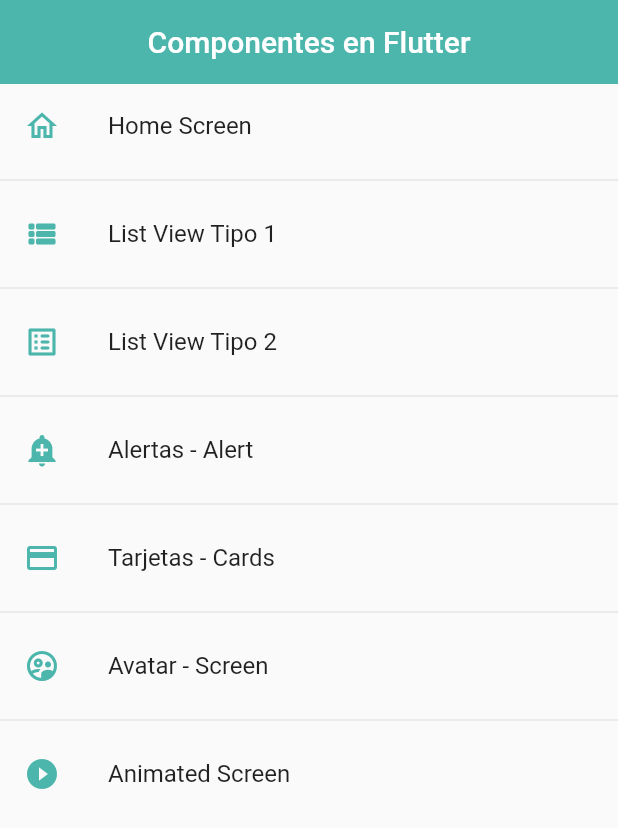
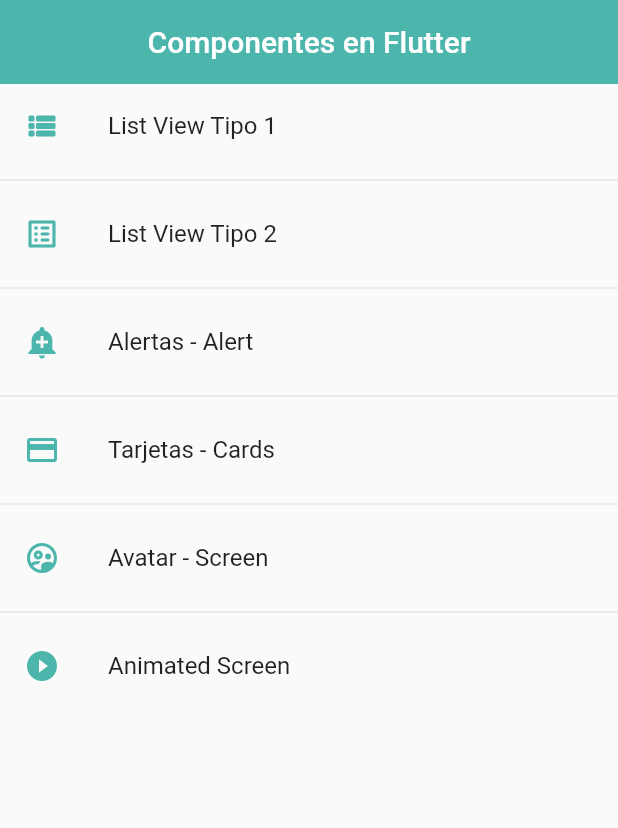
Before and after one commit to rubensf27/formacion_flutter, a Flutter app: the screen it shows after launch, on a phone screen of 412 x 824 dp. Shown: the top 828 px of the screen. Run offline on Flutter 3.47's test engine with Material 2 defaults, Android fonts, the phone set to English and light mode, and no system bars.

Commit message:
Cambiamos el contenedor Container por un contenedor animado AnimatedContainer, añadiendo la propiedad duration con una duración para la transición, y la propiedad curve para añadirle un efecto de como empieza y/o termina; también quitamos del listado del Home Screen el item para ir de nuevo a Home Screen

```diff
--- a/lib/router/app_routes.dart
+++ b/lib/router/app_routes.dart
@@ -5,11 +5,6 @@ class AppRoutes {
   static const initialRoute = 'home';
   static final menuOptions = <MenuOption>[
     // TODO: borrar home
-    MenuOption(
-        route: 'home',
-        icon: Icons.home_outlined,
-        name: 'Home Screen',
-        screen: const HomeScreen()),
     MenuOption(
         route: 'listview1',
         icon: Icons.view_list_rounded,
@@ -52,6 +47,7 @@ class AppRoutes {
 
   static Map<String, Widget Function(BuildContext)> getAppRoutes() {
     Map<String, Widget Function(BuildContext)> appRoutes = {};
+    appRoutes.addAll({'home': (BuildContext context) => const HomeScreen()});
     for (final option in menuOptions) {
       appRoutes.addAll(
         {option.route: (BuildContext context) => option.screen},
```
